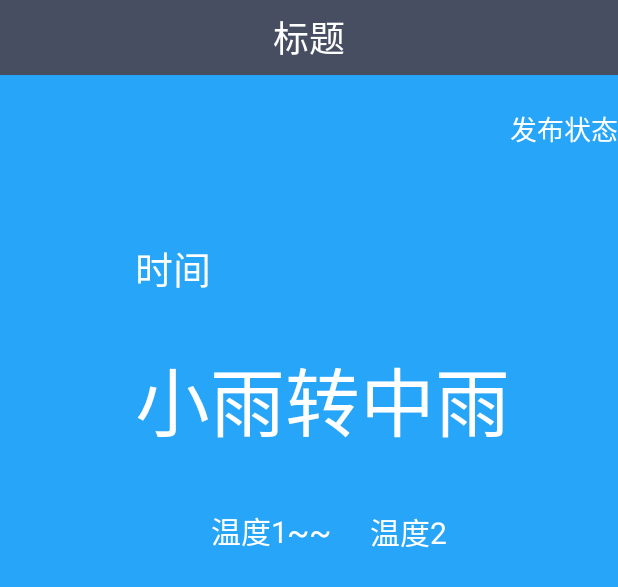
After one commit to dacaoyuan/coolWeather, an Android app: the layout weather_layout.xml on its own in the app's theme, with its tools: preview values and no code run, on a phone screen of 412 x 824 dp. The commit adds this screen. Shown: the top 587 px of the screen. Run offline under Robolectric (Android 15) with nearby library versions, the phone set to English and light mode, and no system bars.

Commit message:
添加了weather_layout.xml布局

```diff
--- /dev/null
+++ b/app/src/main/res/layout/weather_layout.xml
@@ -0,0 +1,112 @@
+<?xml version="1.0" encoding="utf-8"?>
+<LinearLayout xmlns:android="http://schemas.android.com/apk/res/android"
+    android:layout_width="match_parent"
+    android:layout_height="match_parent"
+    android:orientation="vertical">
+
+    <RelativeLayout
+        android:layout_width="match_parent"
+        android:layout_height="50dp"
+        android:background="#484E61"
+        android:gravity="center">
+
+        <TextView
+            android:id="@+id/city_name"
+            android:layout_width="wrap_content"
+            android:layout_height="wrap_content"
+            android:text="标题"
+            android:textColor="#fff"
+            android:textSize="24sp" />
+    </RelativeLayout>
+
+    <RelativeLayout
+        android:layout_width="match_parent"
+        android:layout_height="0dp"
+        android:layout_weight="1"
+        android:background="#27A5F9">
+
+        <TextView
+            android:id="@+id/publish_text"
+            android:layout_width="wrap_content"
+            android:layout_height="wrap_content"
+            android:layout_alignParentEnd="true"
+            android:layout_alignParentRight="true"
+            android:layout_alignParentTop="true"
+            android:layout_marginTop="22dp"
+            android:text="发布状态"
+            android:textColor="#fff"
+            android:textSize="18sp" />
+
+        <LinearLayout
+            android:layout_width="match_parent"
+            android:layout_height="wrap_content"
+            android:orientation="vertical">
+
+
+        </LinearLayout>
+
+        <TextView
+            android:id="@+id/current_date"
+            android:layout_width="wrap_content"
+            android:layout_height="wrap_content"
+            android:layout_alignLeft="@+id/weather_desp"
+            android:layout_alignStart="@+id/weather_desp"
+            android:layout_below="@+id/publish_text"
+            android:layout_marginTop="60dp"
+            android:text="时间"
+            android:textAppearance="?android:attr/textAppearanceLarge"
+            android:textColor="@color/colorText"
+            android:textSize="25sp" />
+
+        <TextView
+            android:id="@+id/weather_desp"
+            android:layout_width="wrap_content"
+            android:layout_height="wrap_content"
+            android:layout_below="@+id/current_date"
+            android:layout_marginTop="31dp"
+            android:layout_toLeftOf="@+id/publish_text"
+            android:layout_toStartOf="@+id/publish_text"
+            android:text="小雨转中雨"
+            android:textColor="@color/colorText"
+            android:textSize="50sp" />
+
+        <TextView
+            android:id="@+id/temp1"
+            android:layout_width="wrap_content"
+            android:layout_height="wrap_content"
+            android:layout_below="@+id/weather_desp"
+            android:layout_marginTop="35dp"
+            android:layout_toEndOf="@+id/current_date"
+            android:layout_toRightOf="@+id/current_date"
+            android:text="温度1"
+            android:textColor="@color/colorText"
+            android:textSize="20sp" />
+
+        <TextView
+            android:id="@+id/textView"
+            android:layout_width="wrap_content"
+            android:layout_height="wrap_content"
+            android:layout_alignBottom="@+id/temp1"
+            android:layout_centerHorizontal="true"
+            android:text="~~"
+            android:textAppearance="?android:attr/textAppearanceLarge"
+            android:textColor="@color/colorText" />
+
+        <TextView
+            android:id="@+id/temp2"
+            android:layout_width="wrap_content"
+            android:layout_height="wrap_content"
+            android:layout_alignTop="@+id/textView"
+            android:layout_marginLeft="26dp"
+            android:layout_marginStart="26dp"
+            android:layout_toEndOf="@+id/textView"
+            android:layout_toRightOf="@+id/textView"
+            android:text="温度2"
+            android:textAppearance="?android:attr/textAppearanceLarge"
+            android:textColor="@color/colorText"
+            android:textSize="20sp" />
+
+    </RelativeLayout>
+
+
+</LinearLayout>
--- a/app/src/main/res/values/colors.xml
+++ b/app/src/main/res/values/colors.xml
@@ -3,4 +3,5 @@
     <color name="colorPrimary">#3F51B5</color>
     <color name="colorPrimaryDark">#303F9F</color>
     <color name="colorAccent">#FF4081</color>
+    <color name="colorText">#fff</color>
 </resources>
```
